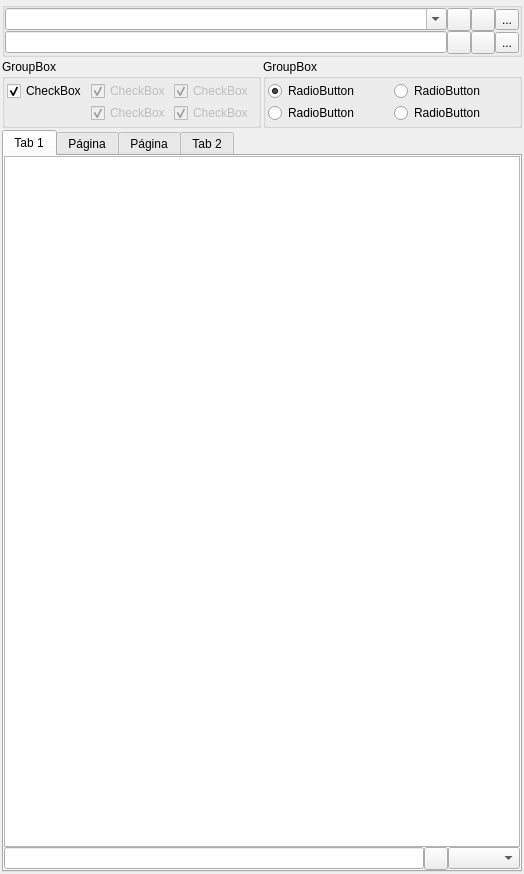
First picture: the form in rpfm_ui/ui_templates/global_search_dock_widget.ui, repository Frodo45127/rpfm, before the edit.
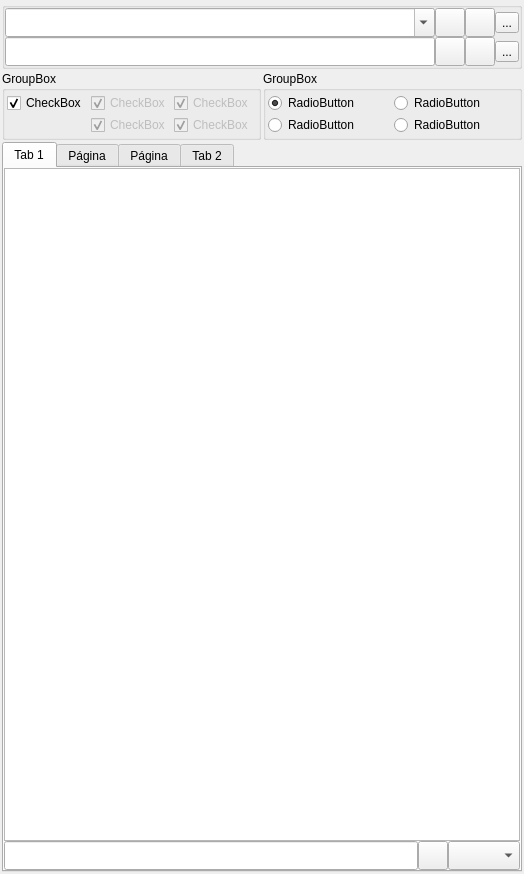
Second picture: the form after the edit. Icons and pictures are not drawn. Custom widgets are drawn as their Qt base class.

Commit message: Increased icon sizes to 22px.

Diff of the .ui file:
```diff
--- a/rpfm_ui/ui_templates/global_search_dock_widget.ui
+++ b/rpfm_ui/ui_templates/global_search_dock_widget.ui
@@ -213,7 +213,14 @@
           <string/>
          </property>
          <property name="icon">
-          <iconset theme="edit-find"/>
+          <iconset theme="edit-find">
+           <normaloff>.</normaloff>.</iconset>
+         </property>
+         <property name="iconSize">
+          <size>
+           <width>22</width>
+           <height>22</height>
+          </size>
          </property>
         </widget>
        </item>
@@ -223,7 +230,14 @@
           <string>...</string>
          </property>
          <property name="icon">
-          <iconset theme="nextfuzzyuntrans"/>
+          <iconset theme="nextfuzzyuntrans">
+           <normaloff>.</normaloff>.</iconset>
+         </property>
+         <property name="iconSize">
+          <size>
+           <width>22</width>
+           <height>22</height>
+          </size>
          </property>
          <property name="checkable">
           <bool>true</bool>
@@ -231,7 +245,14 @@
         </widget>
        </item>
        <item row="1" column="0">
-        <widget class="QLineEdit" name="replace_line_edit"/>
+        <widget class="QLineEdit" name="replace_line_edit">
+         <property name="sizePolicy">
+          <sizepolicy hsizetype="Expanding" vsizetype="Preferred">
+           <horstretch>0</horstretch>
+           <verstretch>0</verstretch>
+          </sizepolicy>
+         </property>
+        </widget>
        </item>
        <item row="0" column="4">
         <widget class="QToolButton" name="case_sensitive_search_button">
@@ -239,7 +260,14 @@
           <string>...</string>
          </property>
          <property name="icon">
-          <iconset theme="format-text-uppercase"/>
+          <iconset theme="format-text-uppercase">
+           <normaloff>.</normaloff>.</iconset>
+         </property>
+         <property name="iconSize">
+          <size>
+           <width>22</width>
+           <height>22</height>
+          </size>
          </property>
          <property name="checkable">
           <bool>true</bool>
@@ -252,7 +280,14 @@
           <string/>
          </property>
          <property name="icon">
-          <iconset theme="document-replace"/>
+          <iconset theme="document-replace">
+           <normaloff>.</normaloff>.</iconset>
+         </property>
+         <property name="iconSize">
+          <size>
+           <width>22</width>
+           <height>22</height>
+          </size>
          </property>
         </widget>
        </item>
@@ -262,7 +297,14 @@
           <string/>
          </property>
          <property name="icon">
-          <iconset theme="edit-find-replace"/>
+          <iconset theme="edit-find-replace">
+           <normaloff>.</normaloff>.</iconset>
+         </property>
+         <property name="iconSize">
+          <size>
+           <width>22</width>
+           <height>22</height>
+          </size>
          </property>
         </widget>
        </item>
@@ -272,12 +314,25 @@
           <string/>
          </property>
          <property name="icon">
-          <iconset theme="edit-clear-all"/>
+          <iconset theme="edit-clear-all">
+           <normaloff>.</normaloff>.</iconset>
+         </property>
+         <property name="iconSize">
+          <size>
+           <width>22</width>
+           <height>22</height>
+          </size>
          </property>
         </widget>
        </item>
        <item row="0" column="0">
         <widget class="KComboBox" name="seach_combobox">
+         <property name="sizePolicy">
+          <sizepolicy hsizetype="Preferred" vsizetype="Preferred">
+           <horstretch>0</horstretch>
+           <verstretch>0</verstretch>
+          </sizepolicy>
+         </property>
          <property name="editable">
           <bool>true</bool>
          </property>
@@ -319,6 +374,12 @@
         </property>
         <item row="1" column="0">
          <widget class="KLineEdit" name="db_filter_line_edit">
+          <property name="sizePolicy">
+           <sizepolicy hsizetype="Expanding" vsizetype="Preferred">
+            <horstretch>0</horstretch>
+            <verstretch>0</verstretch>
+           </sizepolicy>
+          </property>
           <property name="clearButtonEnabled">
            <bool>true</bool>
           </property>
@@ -361,13 +422,26 @@
            <iconset theme="format-text-uppercase">
             <normaloff>../../../../</normaloff>../../../../</iconset>
           </property>
+          <property name="iconSize">
+           <size>
+            <width>22</width>
+            <height>22</height>
+           </size>
+          </property>
           <property name="checkable">
            <bool>true</bool>
           </property>
          </widget>
         </item>
         <item row="1" column="3">
-         <widget class="QComboBox" name="db_column_combo_box"/>
+         <widget class="QComboBox" name="db_column_combo_box">
+          <property name="sizePolicy">
+           <sizepolicy hsizetype="Preferred" vsizetype="Preferred">
+            <horstretch>0</horstretch>
+            <verstretch>0</verstretch>
+           </sizepolicy>
+          </property>
+         </widget>
         </item>
        </layout>
       </widget>
```
The commit also changes 3 other files.
